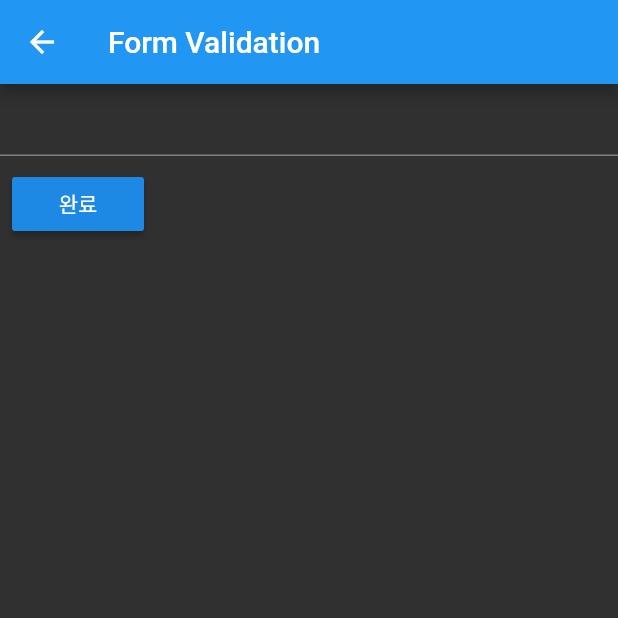
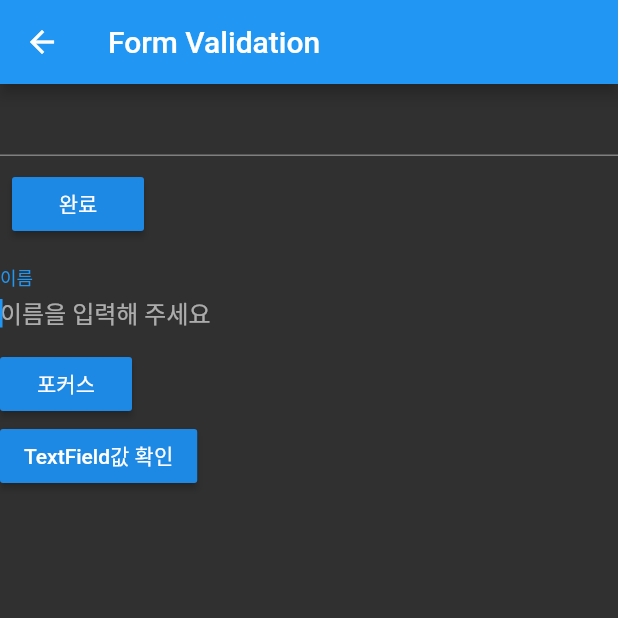
Before and after one commit to guswns8431/flutter-project, a Flutter app: the MyFormValidation screen opened directly, on a phone screen of 412 x 824 dp, the top half of it. Run offline on Flutter 3.47's test engine with Material 2 defaults, Android fonts, the phone set to English and light mode, and no system bars.

Commit message:
TextField, AlertDialog

```diff
--- a/lib/MyFormValidation.dart
+++ b/lib/MyFormValidation.dart
@@ -8,6 +8,22 @@ class MyFormValidation extends StatefulWidget {
 
 class _MyFormValidationState extends State<MyFormValidation> {
   final _formKey = GlobalKey<FormState>();
+  FocusNode nameFocusNode;
+
+  final nameController = TextEditingController();
+
+  @override
+  void initState() {
+    super.initState();
+    nameFocusNode = FocusNode();
+  }
+
+  @override
+  void dispose() {
+    nameFocusNode.dispose();
+    nameController.dispose();
+    super.dispose();
+  }
 
   @override
   Widget build(BuildContext context) {
@@ -37,6 +53,39 @@ class _MyFormValidationState extends State<MyFormValidation> {
                 },
                 child: Text('완료'),
               ),
+            ),
+            TextField(
+              controller: nameController,
+              onChanged: (text){
+                print(text);
+              },
+              focusNode: nameFocusNode,
+              decoration: InputDecoration(
+                hintText: '이름을 입력해 주세요',
+                border: InputBorder.none,
+                labelText: '이름'
+              ),
+              autofocus: true,
+            ),
+            RaisedButton(
+              onPressed: (){
+                FocusScope.of(context).requestFocus(nameFocusNode);
+              },
+              child: Text('포커스'),
+            ),
+            RaisedButton(
+              onPressed: (){
+                print(nameController.text);
+                showDialog(
+                  context: context,
+                  builder: (context){
+                    return AlertDialog(
+                      content: Text(nameController.text),
+                    );
+                  }
+                );
+              },
+              child: Text('TextField값 확인'),
             )
           ],
         )
```
